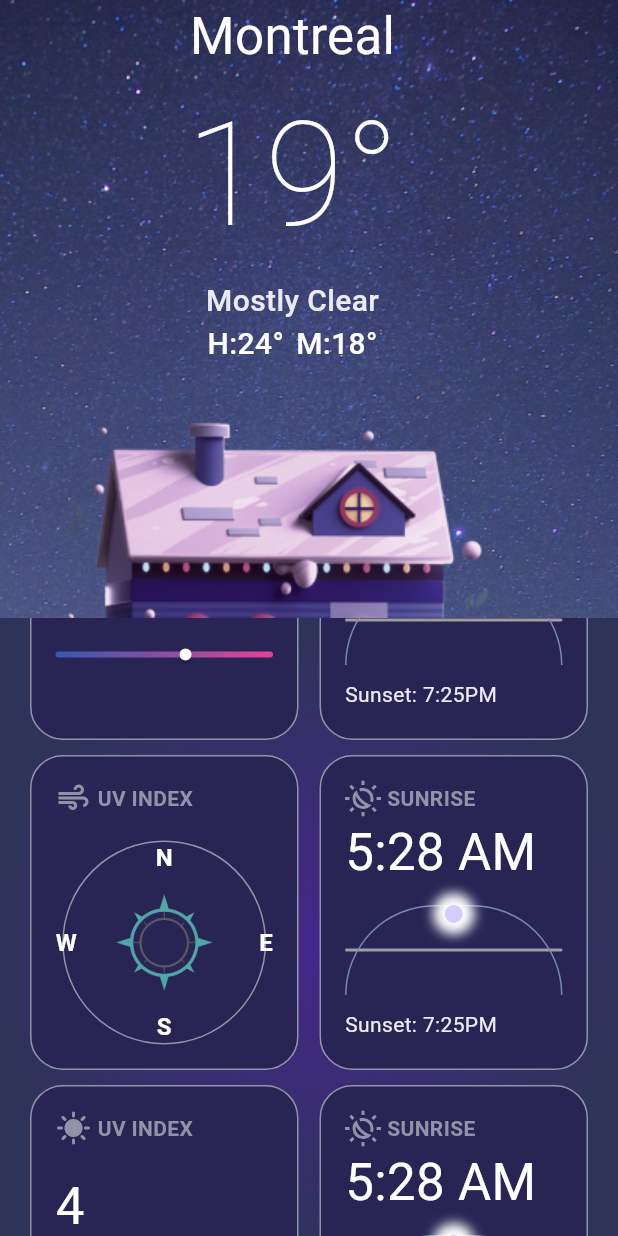
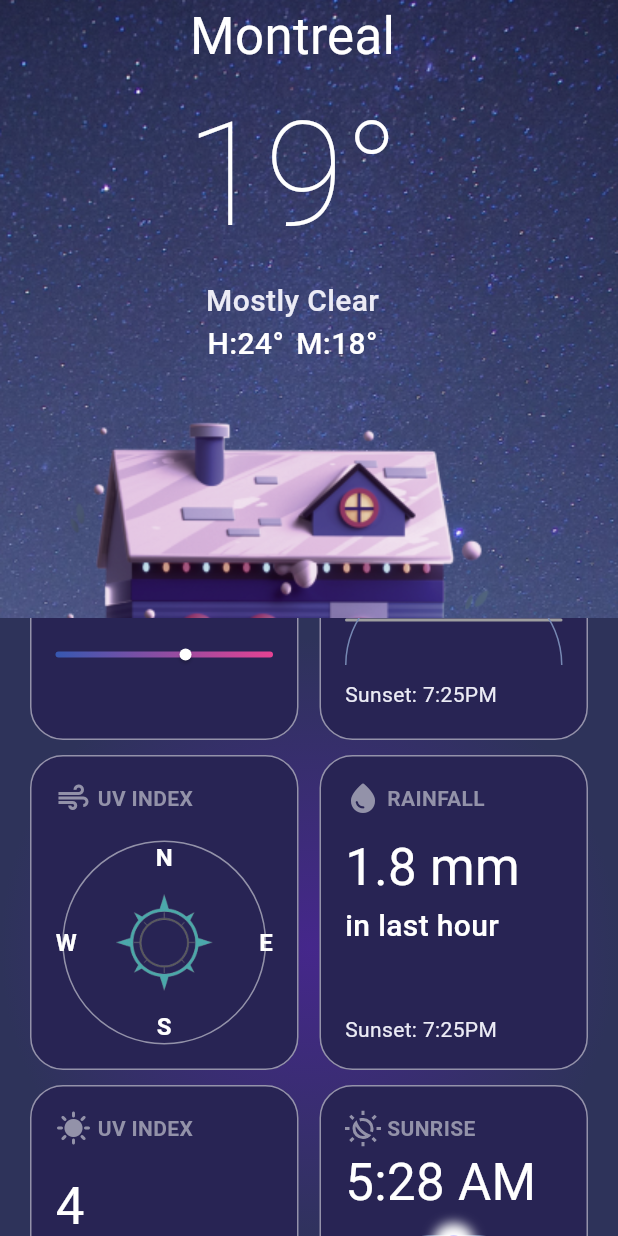
Before and after one commit to As-tra/Flutter_UI, a Flutter app: the screen it shows after launch, scrolled down 576 dp, on a phone screen of 412 x 824 dp. Run offline on Flutter 3.47's test engine with Material 3 defaults, Android fonts, the phone set to English and light mode, and no system bars; our stand-ins replace device_preview, flutter_svg.

Commit message:
create rainfall widget

```diff
--- a/lib/utils/styles.dart
+++ b/lib/utils/styles.dart
@@ -19,12 +19,13 @@ abstract class Styles {
     color: kPrimaryColor,
   );
 
+
   static const TextStyle textStyleSemiBold14 = TextStyle(
     fontSize: 14,
     fontWeight: FontWeight.w600,
     color: kPrimaryColor,
   );
-   static const TextStyle textStyleSemiBold16 = TextStyle(
+  static const TextStyle textStyleSemiBold16 = TextStyle(
     fontSize: 16,
     fontWeight: FontWeight.w600,
     color: kPrimaryColor,
--- /dev/null
+++ b/lib/widgets/rain_fall.dart
@@ -0,0 +1,51 @@
+import 'package:flutter/material.dart';
+import 'package:weather_app/constants.dart';
+import 'package:weather_app/utils/styles.dart';
+import 'package:weather_app/widgets/custom_container.dart';
+
+class RainFall extends StatelessWidget {
+  const RainFall({super.key});
+
+  @override
+  Widget build(BuildContext context) {
+    return CustomContainer(
+      child: Column(
+        crossAxisAlignment: CrossAxisAlignment.start,
+        children: [
+          Row(
+            children: [
+              const Icon(
+                Icons.water_drop_rounded,
+                color: kGrey2,
+              ),
+              const SizedBox(width: 4),
+              Text(
+                "RAINFALL",
+                style: Styles.textStyleSemiBold14.copyWith(
+                  color: kGrey2,
+                ),
+              ),
+            ],
+          ),
+          const SizedBox(height: 10),
+          const FittedBox(
+            fit: BoxFit.scaleDown,
+            child: Text("1.8 mm", style: Styles.textStyleRegular34),
+          ),
+          const FittedBox(
+            fit: BoxFit.scaleDown,
+            child: Text(
+              "in last hour",
+              style: Styles.textStyleMedium20,
+            ),
+          ),
+          const Spacer(),
+          const Text(
+            "Sunset: 7:25PM",
+            style: Styles.textStyleRegular14,
+          ),
+        ],
+      ),
+    );
+  }
+}
--- a/lib/widgets/weather_all_details.dart
+++ b/lib/widgets/weather_all_details.dart
@@ -2,6 +2,7 @@ import 'package:flutter/material.dart';
 import 'package:weather_app/widgets/air_quality.dart';
 import 'package:weather_app/widgets/custom_wind.dart';
 import 'package:weather_app/widgets/moderate.dart';
+import 'package:weather_app/widgets/rain_fall.dart';
 import 'package:weather_app/widgets/sun_rise.dart';
 
 class WeatherAllDetails extends StatelessWidget {
@@ -40,7 +41,7 @@ class WeatherAllDetails extends StatelessWidget {
               children: [
                 Expanded(child: Customwind()),
                 SizedBox(width: 14),
-                Expanded(child: SunRise()),
+                Expanded(child: RainFall()),
               ],
             ),
           ),
```
